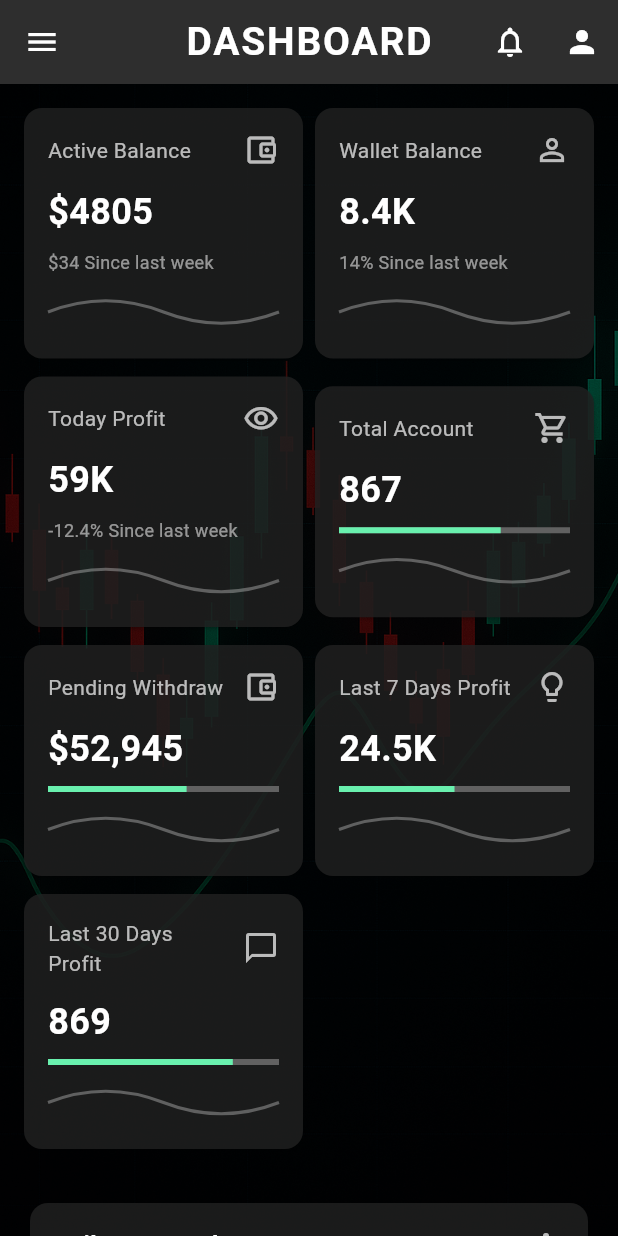
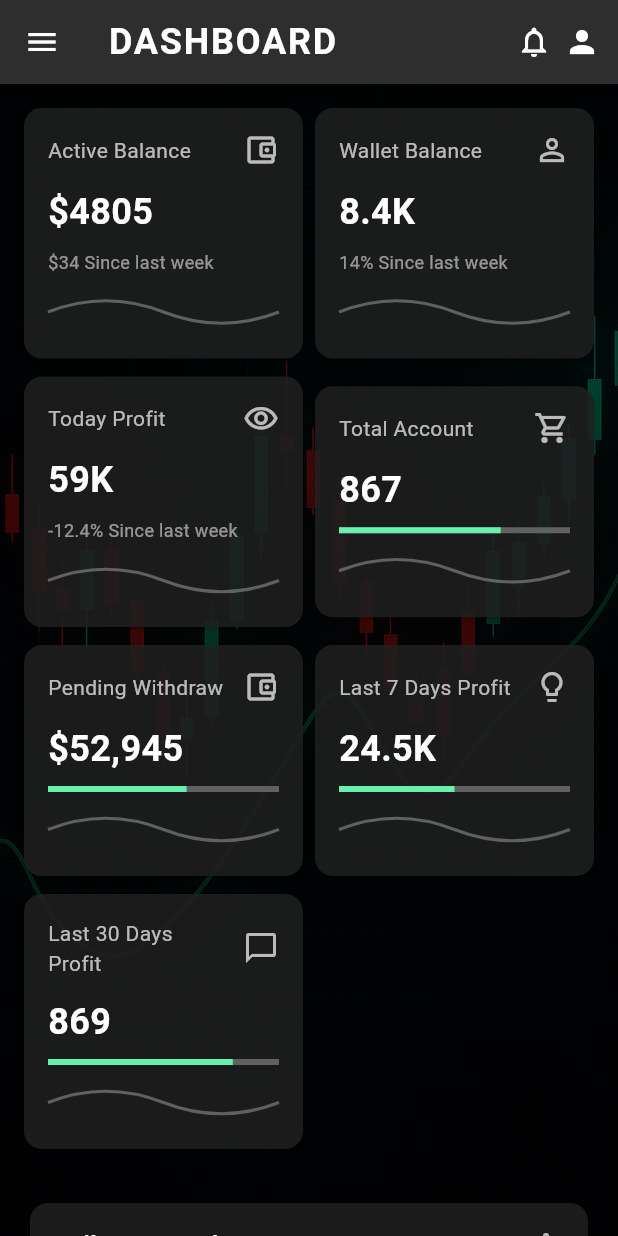
Before and after one commit to businessvivek3600/fx-crm, a Flutter app: the DashboardScreen screen opened by its route, on a phone screen of 412 x 824 dp. Run offline on Flutter 3.47's test engine with Material 3 defaults, Android fonts, the phone set to English and light mode, and no system bars; our stand-ins replace awesome_dialog, country_picker, dio, firebase_core, firebase_messaging, fl_chart and 14 more; accounts and stored records are empty; network calls fail.

Commit message:
.................

```diff
--- a/lib/view/dashboard_screen.dart
+++ b/lib/view/dashboard_screen.dart
@@ -34,28 +34,39 @@ class _DashboardScreenState extends State<DashboardScreen> {
         appBar: AppBar(
           surfaceTintColor: Colors.transparent,
           backgroundColor: ThemeUtils.primaryColor,
-          centerTitle: true,
-          title: Text(
+          centerTitle: false,
+          title: const Text(
             "DASHBOARD",
-            style: const TextStyle(
+            style: TextStyle(
               color: Colors.white,
-              fontSize: 26,
+              fontSize: 24,
               fontWeight: FontWeight.bold,
               letterSpacing: 1.2,
             ),
           ),
           actions: [
-            IconButton(
-              onPressed: () {
+            Row(
+              mainAxisSize: MainAxisSize.min,
+              children: [
+                GestureDetector(
+                  onTap: () {
                     Navigator.push(
                       context,
-                  MaterialPageRoute(builder: (context) => NotificationScreen()),
+                      MaterialPageRoute(
+                        builder: (context) => NotificationScreen(),
+                      ),
                     );
                   },
-              icon: Icon(Icons.notifications_outlined),
+                  child: const Padding(
+                    padding: EdgeInsets.symmetric(horizontal: 8.0),
+                    child: Icon(
+                      Icons.notifications_outlined,
+                      color: Colors.white,
                     ),
-            IconButton(
-              onPressed: () {
+                  ),
+                ),
+                GestureDetector(
+                  onTap: () {
                     Navigator.push(
                       context,
                       MaterialPageRoute(
@@ -63,10 +74,16 @@ class _DashboardScreenState extends State<DashboardScreen> {
                       ),
                     );
                   },
-              icon: Icon(Icons.person),
+                  child: const Padding(
+                    padding: EdgeInsets.only(right: 12.0), // adjust as needed
+                    child: Icon(Icons.person, color: Colors.white),
+                  ),
                 ),
               ],
             ),
+          ],
+        ),
+
         // backgroundColor: const Color(0xFF1A1A1A),
         body: SingleChildScrollView(
           padding: const EdgeInsets.all(16),
```
Also changed, not shown: lib/view/customer_profile_screen.dart (+16 -6 lines). Lines whose indentation alone changed are shown as unchanged.
